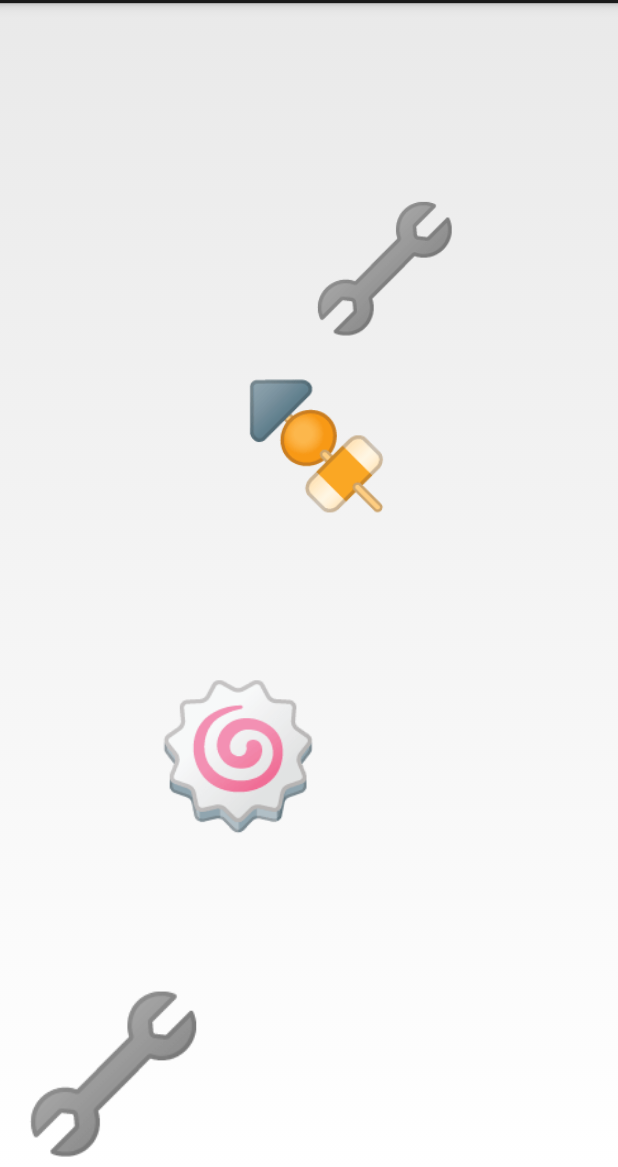
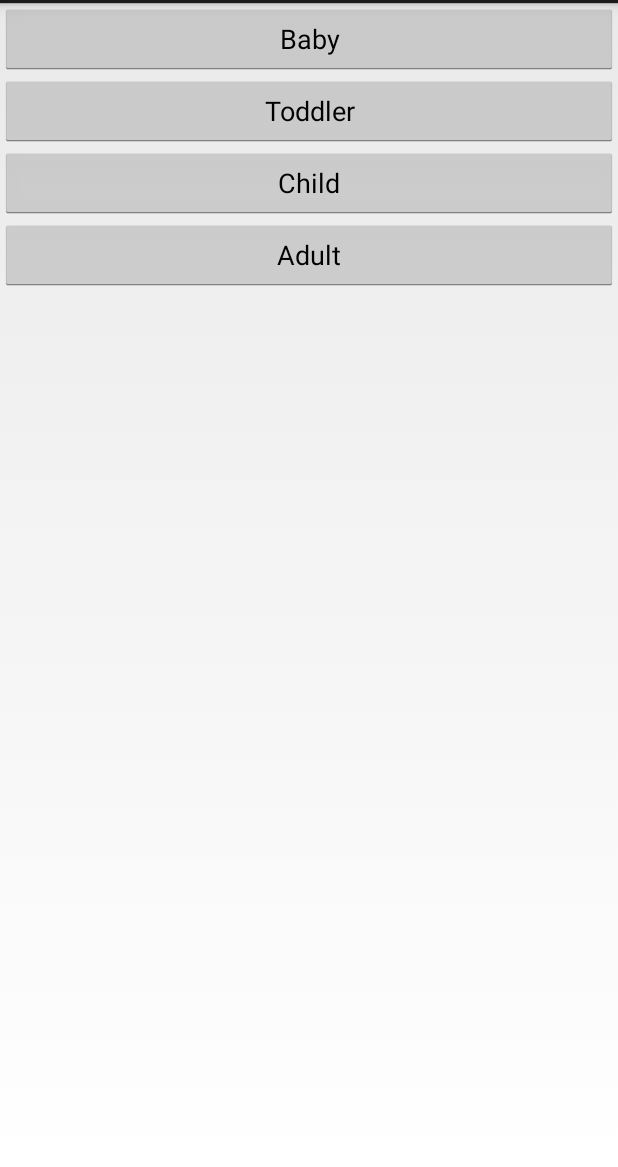
Before and after one commit to quaap/DodaTheExploda, an Android app: the screen it shows after launch (MainActivity before the commit, EntryActivity after it), on a phone screen of 412 x 824 dp, the part 69-1236 px from its top. Run offline under Robolectric (Android 15) with nearby library versions, the light colour scheme and no system bars.

Commit message:
animations tweaks and entry screen

```diff
--- a/app/src/main/AndroidManifest.xml
+++ b/app/src/main/AndroidManifest.xml
@@ -10,11 +10,14 @@
         android:supportsRtl="true"
         android:theme="@style/AppTheme">
         <activity android:name=".MainActivity">
+        </activity>
+        <activity android:name=".EntryActivity">
             <intent-filter>
                 <action android:name="android.intent.action.MAIN" />
 
                 <category android:name="android.intent.category.LAUNCHER" />
             </intent-filter>
+
         </activity>
     </application>
 
--- /dev/null
+++ b/app/src/main/java/quaap/com/dodatheexploda/EntryActivity.java
@@ -0,0 +1,34 @@
+package quaap.com.dodatheexploda;
+
+import android.app.Activity;
+import android.content.Intent;
+import android.os.Bundle;
+import android.view.View;
+import android.widget.Button;
+import android.widget.LinearLayout;
+
+public class EntryActivity extends Activity {
+
+    @Override
+    protected void onCreate(Bundle savedInstanceState) {
+        super.onCreate(savedInstanceState);
+        setContentView(R.layout.activity_entry);
+
+        LinearLayout mv = (LinearLayout)findViewById(R.id.main_view);
+
+        for (final Mode m: Mode.values()) {
+            Button b = new Button(this);
+            b.setText(m.name());
+            b.setOnClickListener(new View.OnClickListener() {
+                @Override
+                public void onClick(View v) {
+                    Intent i = new Intent(EntryActivity.this, MainActivity.class);
+                    i.putExtra("mode", m.name());
+                    startActivity(i);
+                }
+            });
+            mv.addView(b);
+        }
+
+    }
+}
--- a/app/src/main/java/quaap/com/dodatheexploda/MainActivity.java
+++ b/app/src/main/java/quaap/com/dodatheexploda/MainActivity.java
@@ -20,8 +20,10 @@ import android.widget.LinearLayout;
 import android.widget.TextView;
 
 import java.util.ArrayList;
+import java.util.HashMap;
 import java.util.HashSet;
 import java.util.List;
+import java.util.Map;
 import java.util.Set;
 
 public class MainActivity extends Activity implements View.OnClickListener {
@@ -30,7 +32,7 @@ public class MainActivity extends Activity implements View.OnClickListener {
     private LinearLayout mLookFors;
 
 
-    private List<Point> symPoints = new ArrayList<>();
+    private Map<TextView,Point> symPoints = new HashMap<>();
 
     private List<TextView> activeSyms = new ArrayList<>();
     private int current = -1;
@@ -118,12 +120,24 @@ public class MainActivity extends Activity implements View.OnClickListener {
         if (symv.equals(symw)) {
 
             Log.d("Doda", "Found " + symv);
+            v.setAlpha(.6f);
             v.startAnimation(wasItAnim);
 
 
             final ImageView blow = new ImageView(this);
             blow.setBackgroundResource(R.drawable.explosion);
-            blow.setLayoutParams(v.getLayoutParams());
+
+            Point location = symPoints.get((TextView)v);
+
+            FrameLayout.LayoutParams lp = new FrameLayout.LayoutParams(ViewGroup.LayoutParams.WRAP_CONTENT,ViewGroup.LayoutParams.WRAP_CONTENT);
+            lp.setMargins(location.x - 65, location.y - 65, 0 ,0);
+            lp.gravity = Gravity.START | Gravity.TOP;
+
+            blow.setLayoutParams(lp);
+//            blow.setScaleType(ImageView.ScaleType.FIT_START );
+//            blow.setScaleX(mMode.getMaxIconSize()/130.0f);
+//            blow.setScaleY(mMode.getMaxIconSize()/130.0f);
+
 
             mMainScreen.removeView(v);
             mMainScreen.addView(blow);
@@ -179,15 +193,16 @@ public class MainActivity extends Activity implements View.OnClickListener {
         TextView wid2 = new TextView(this);
         wid2.setTag(sym);
         wid2.setText(sym);
-        wid2.setTextSize(getInt(mMode.getMaxIconSize() - mMode.getMinIconSize())+mMode.getMinIconSize());
+        int size = getInt(mMode.getMaxIconSize() - mMode.getMinIconSize())+mMode.getMinIconSize();
+        wid2.setTextSize(size);
         wid2.setOnClickListener(this);
 
         Point location;
         boolean done;
         do {
             done = true;
-            location = new Point(getInt(mMainScreen.getWidth()-mMode.getMargin()), getInt(mMainScreen.getHeight()-mMode.getMargin()));
-            for (Point p: symPoints) {
+            location = new Point(getInt(mMainScreen.getWidth()-mMode.getMargin()*2) + mMode.getMargin(), getInt(mMainScreen.getHeight()-mMode.getMargin()*2) + mMode.getMargin());
+            for (Point p: symPoints.values()) {
                 if (Math.abs(p.x - location.x) < mMode.getBigSize()/mMode.getOverLap() && Math.abs(p.y - location.y) < mMode.getBigSize()/mMode.getOverLap()) {
                     done = false;
                     break;
@@ -195,10 +210,10 @@ public class MainActivity extends Activity implements View.OnClickListener {
             }
         } while (!done);
 
-        symPoints.add(location);
+        symPoints.put(wid2,location);
 
         FrameLayout.LayoutParams lp = new FrameLayout.LayoutParams(ViewGroup.LayoutParams.WRAP_CONTENT,ViewGroup.LayoutParams.WRAP_CONTENT);
-        lp.setMargins(location.x, location.y, 0 ,0);
+        lp.setMargins(location.x - size/2, location.y - size/2, 0 ,0);
         lp.gravity = Gravity.START | Gravity.TOP;
         wid2.setLayoutParams(lp);
         mMainScreen.addView(wid2, lp);
--- a/app/src/main/java/quaap/com/dodatheexploda/Mode.java
+++ b/app/src/main/java/quaap/com/dodatheexploda/Mode.java
@@ -7,8 +7,8 @@ package quaap.com.dodatheexploda;
 public enum Mode {
 
     Baby(3, 70, 100, 1),
-    Toddler(10, 50, 80, 2),
-    Child(40, 50, 80, 3),
+    Toddler(7, 50, 80, 2),
+    Child(30, 50, 80, 3),
     Adult(90, 20, 40, 4)
     ;
 
--- /dev/null
+++ b/app/src/main/res/layout/activity_entry.xml
@@ -0,0 +1,11 @@
+<?xml version="1.0" encoding="utf-8"?>
+<android.widget.LinearLayout xmlns:android="http://schemas.android.com/apk/res/android"
+    xmlns:app="http://schemas.android.com/apk/res-auto"
+    xmlns:tools="http://schemas.android.com/tools"
+    android:id="@+id/main_view"
+    android:layout_width="match_parent"
+    android:layout_height="match_parent"
+    android:orientation="vertical"
+    tools:context="quaap.com.dodatheexploda.EntryActivity">
+
+</android.widget.LinearLayout>
```
